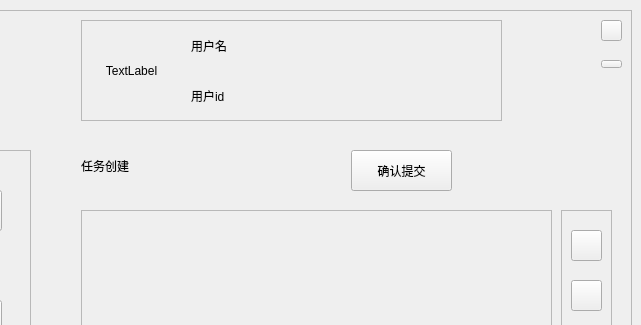
The window that teacher_main.ui (duoaidaoc/word-memorize-software) describes before a commit, drawn with Qt 5; both pictures show x 99 to 740 and y 0 to 325 of the 740 by 531 pixel window.
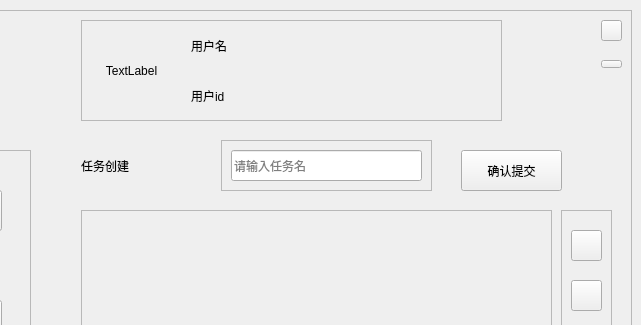
The same window after the commit. Custom widgets are drawn as their Qt base class.

```diff
--- a/teacher_main.ui
+++ b/teacher_main.ui
@@ -636,7 +636,7 @@
        <rect>
         <x>10</x>
         <y>10</y>
-        <width>191</width>
+        <width>111</width>
         <height>31</height>
        </rect>
       </property>
@@ -702,7 +702,7 @@
      <widget class="QPushButton" name="btn_commit">
       <property name="geometry">
        <rect>
-        <x>280</x>
+        <x>390</x>
         <y>10</y>
         <width>101</width>
         <height>41</height>
@@ -712,6 +712,36 @@
        <string>确认提交</string>
       </property>
      </widget>
+     <widget class="AcrylicFrame" name="frame">
+      <property name="geometry">
+       <rect>
+        <x>150</x>
+        <y>0</y>
+        <width>211</width>
+        <height>51</height>
+       </rect>
+      </property>
+      <property name="frameShape">
+       <enum>QFrame::StyledPanel</enum>
+      </property>
+      <property name="frameShadow">
+       <enum>QFrame::Raised</enum>
+      </property>
+      <widget class="QLineEdit" name="lineEdit">
+       <property name="geometry">
+        <rect>
+         <x>10</x>
+         <y>10</y>
+         <width>191</width>
+         <height>31</height>
+        </rect>
+       </property>
+       <property name="placeholderText">
+        <string>请输入任务名</string>
+       </property>
+      </widget>
+     </widget>
+     <zorder>frame</zorder>
      <zorder>btn_frame_5</zorder>
      <zorder>word_scroll</zorder>
      <zorder>label_create_task</zorder>
@@ -1023,6 +1053,14 @@
    </widget>
   </widget>
  </widget>
+ <customwidgets>
+  <customwidget>
+   <class>AcrylicFrame</class>
+   <extends>QFrame</extends>
+   <header location="global">acrylicframe.h</header>
+   <container>1</container>
+  </customwidget>
+ </customwidgets>
  <resources/>
  <connections/>
 </ui>
```
